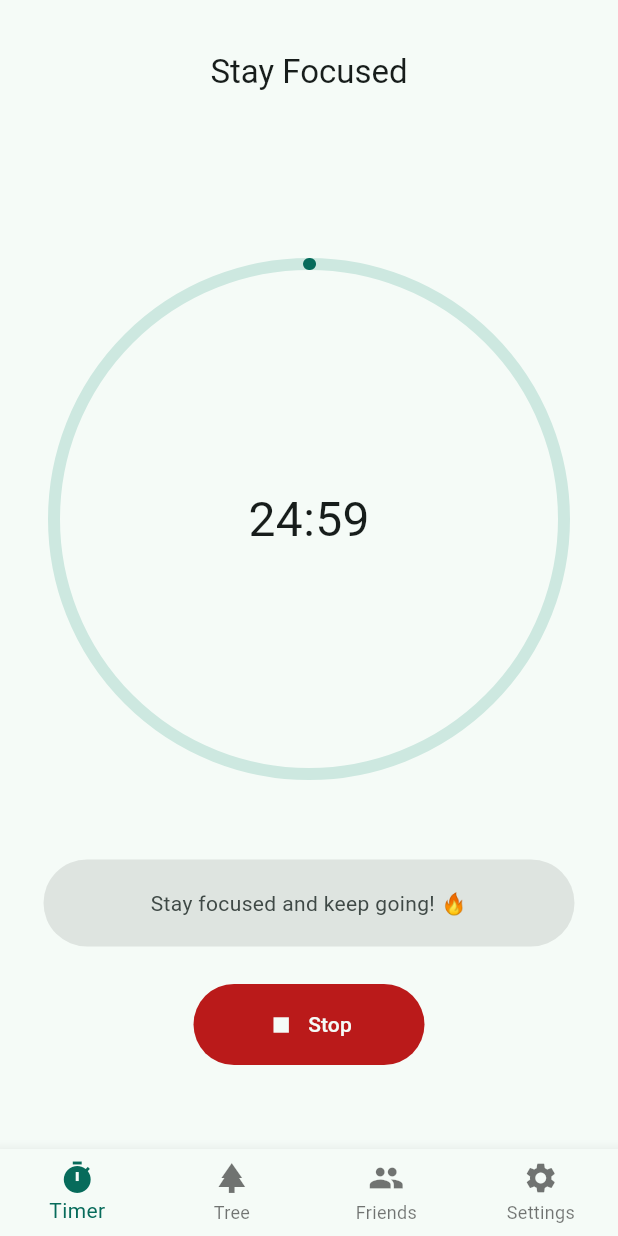
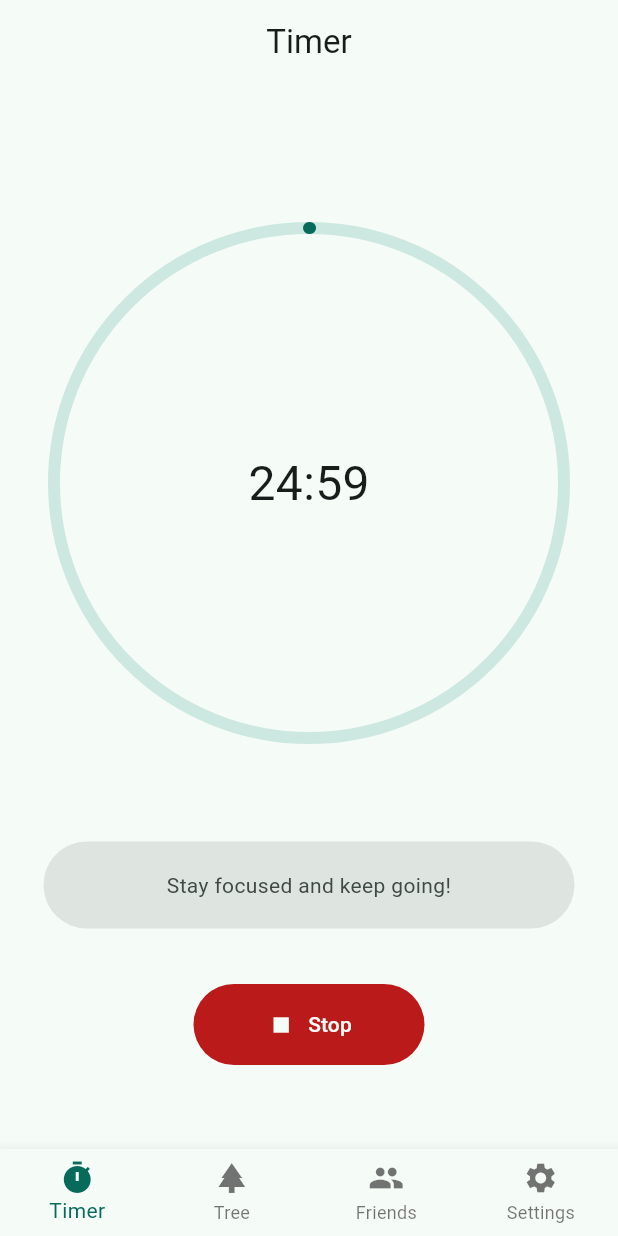
Before and after one commit to Juliangames/phone_away, a Flutter app: the screen it shows after launch, after a tap on "Start", on a phone screen of 412 x 824 dp. Run offline on Flutter 3.47's test engine with Material 3 defaults, Android fonts, the phone set to English and light mode, and no system bars; our stand-ins replace sleek_circular_slider.

Commit message:
Fixed: App crashing

```diff
--- a/lib/screens/timer_page.dart
+++ b/lib/screens/timer_page.dart
@@ -1,5 +1,5 @@
-import 'dart:async';
 import 'package:flutter/material.dart';
+import 'package:phone_away/services/timer_service.dart';
 import 'package:phone_away/widgets/motivational_sayings.dart';
 import 'package:sleek_circular_slider/sleek_circular_slider.dart';
 import '../widgets/custom_action_button.dart';
@@ -13,39 +13,12 @@ class TimerPage extends StatefulWidget {
 }
 
 class _TimerPageState extends State<TimerPage> {
-  bool isRunning = false;
+  final TimerService _timerService = TimerService();
   int selectedSeconds = 1500; // default 25 min
-  int remainingSeconds = 1500;
-  Timer? timer;
-
-  void startTimer() {
-    setState(() {
-      isRunning = true;
-    });
-
-    timer = Timer.periodic(const Duration(seconds: 1), (t) {
-      if (remainingSeconds > 0) {
-        setState(() {
-          remainingSeconds--;
-        });
-      } else {
-        stopTimer();
-      }
-    });
-  }
-
-  void stopTimer() {
-    timer?.cancel();
-    setState(() {
-      isRunning = false;
-      remainingSeconds = selectedSeconds;
-    });
-  }
 
   void onTimeChanged(double value) {
     setState(() {
       selectedSeconds = value.toInt();
-      remainingSeconds = selectedSeconds;
     });
   }
 
@@ -57,37 +30,30 @@ class _TimerPageState extends State<TimerPage> {
 
   @override
   Widget build(BuildContext context) {
-    final title = isRunning ? 'Stay Focused' : 'Start Focusing';
-
-    return Scaffold(
-      appBar: AppBar(
-        toolbarHeight: 80, // Increase height
-        title: Padding(
-          padding: const EdgeInsets.only(top: 16.0), // Top margin inside AppBar
-          child: Text(title),
-        ),
-        centerTitle: true,
-      ),
-      body: Padding(
-        padding: const EdgeInsets.symmetric(
-          horizontal: 16.0,
-        ), // Optional horizontal padding
-        child: LayoutBuilder(
-          builder: (context, constraints) {
     const double topMargin = 16.0;
     const double sliderTopMargin = topMargin * 6;
     const double bottomMargin = topMargin;
 
+    return Scaffold(
+      appBar: AppBar(title: const Text("Timer"), centerTitle: true),
+      body: Padding(
+        padding: const EdgeInsets.symmetric(horizontal: 16.0),
+        child: LayoutBuilder(
+          builder: (context, constraints) {
             return Column(
               children: [
-                const SizedBox(height: sliderTopMargin), // Spacer below AppBar
-                // Circular Slider or Timer
+                const SizedBox(height: sliderTopMargin),
                 Center(
                   child: SizedBox(
                     height: 340,
                     width: 340,
-                    child:
-                        isRunning
+                    child: StreamBuilder<int>(
+                      stream: _timerService.timeStream,
+                      builder: (context, snapshot) {
+                        final remaining = snapshot.data ?? selectedSeconds;
+                        final isRunning = _timerService.isRunning;
+
+                        return isRunning
                             ? Stack(
                               alignment: Alignment.center,
                               children: [
@@ -95,9 +61,7 @@ class _TimerPageState extends State<TimerPage> {
                                   width: 340,
                                   height: 340,
                                   child: CircularProgressIndicator(
-                                    value:
-                                        1 -
-                                        (remainingSeconds / selectedSeconds),
+                                    value: 1 - (remaining / selectedSeconds),
                                     strokeWidth: 8,
                                     color: AppColors.primaryColor,
                                     backgroundColor:
@@ -106,7 +70,7 @@ class _TimerPageState extends State<TimerPage> {
                                   ),
                                 ),
                                 Text(
-                                  formatTime(remainingSeconds),
+                                  formatTime(remaining),
                                   style: const TextStyle(fontSize: 32),
                                 ),
                               ],
@@ -145,41 +109,59 @@ class _TimerPageState extends State<TimerPage> {
                                   modifier: (_) => '',
                                 ),
                               ),
+                            );
+                      },
                     ),
                   ),
                 ),
+
+                const SizedBox(height: 32),
+
                 const Spacer(),
-                const SizedBox(
-                  height: 32,
-                ), // Space between timer and quote/text
-                // Motivational Saying or Time Text
-                Center(
+                // Centered Motivational Saying or Time
+                StreamBuilder<int>(
+                  stream: _timerService.timeStream,
+                  builder: (context, snapshot) {
+                    final isRunning = _timerService.isRunning;
+                    final remaining = snapshot.data ?? selectedSeconds;
+
+                    return Center(
                       child:
                           isRunning
                               ? const MotivationalSaying(
-                            text: 'Stay focused and keep going! 🔥',
+                                text: 'Stay focused and keep going!',
                               )
                               : Text(
                                 formatTime(selectedSeconds),
                                 style: const TextStyle(fontSize: 42),
                               ),
+                    );
+                  },
                 ),
 
-                const Spacer(), // Push button to bottom
-                // Bottom Button
+                const Spacer(),
+
+                // Action Button
                 Padding(
                   padding: const EdgeInsets.only(bottom: bottomMargin),
-                  child: CustomActionButton(
+                  child: StreamBuilder<int>(
+                    stream: _timerService.timeStream,
+                    builder: (context, snapshot) {
+                      final isRunning = _timerService.isRunning;
+
+                      return CustomActionButton(
                         onPressed: () {
                           if (isRunning) {
-                        stopTimer();
+                            _timerService.stop();
                           } else {
-                        startTimer();
+                            _timerService.start(selectedSeconds);
                           }
                         },
                         text: isRunning ? 'Stop' : 'Start',
                         icon: isRunning ? Icons.stop : Icons.play_arrow,
                         isError: isRunning,
+                      );
+                    },
                   ),
                 ),
               ],
--- /dev/null
+++ b/lib/services/timer_service.dart
@@ -0,0 +1,58 @@
+import 'dart:async';
+
+class TimerService {
+  static final TimerService _instance = TimerService._internal();
+  factory TimerService() => _instance;
+  TimerService._internal();
+
+  int _remainingSeconds = 0;
+  int get remainingSeconds => _remainingSeconds;
+
+  bool _isRunning = false;
+  bool get isRunning => _isRunning;
+
+  Timer? _timer;
+
+  final StreamController<int> _timeStreamController =
+      StreamController<int>.broadcast();
+
+  /// Expose a stream that immediately emits the current _remainingSeconds on new subscription
+  Stream<int> get timeStream => Stream<int>.multi((listener) {
+    // First emit current remainingSeconds immediately
+    listener.add(_remainingSeconds);
+
+    // Then forward all future events from the main controller
+    final subscription = _timeStreamController.stream.listen(listener.add);
+
+    // Cancel subscription on cancel
+    listener.onCancel = subscription.cancel;
+  });
+
+  void start(int totalSeconds) {
+    _remainingSeconds = totalSeconds;
+    _isRunning = true;
+    _timeStreamController.add(_remainingSeconds);
+
+    _timer?.cancel();
+    _timer = Timer.periodic(const Duration(seconds: 1), (timer) {
+      _remainingSeconds--;
+      if (_remainingSeconds <= 0) {
+        stop();
+      } else {
+        _timeStreamController.add(_remainingSeconds);
+      }
+    });
+  }
+
+  void stop() {
+    _timer?.cancel();
+    _timer = null;
+    _isRunning = false;
+    _timeStreamController.add(_remainingSeconds);
+  }
+
+  void dispose() {
+    _timer?.cancel();
+    _timeStreamController.close();
+  }
+}
```
Lines whose indentation alone changed are shown as unchanged.
